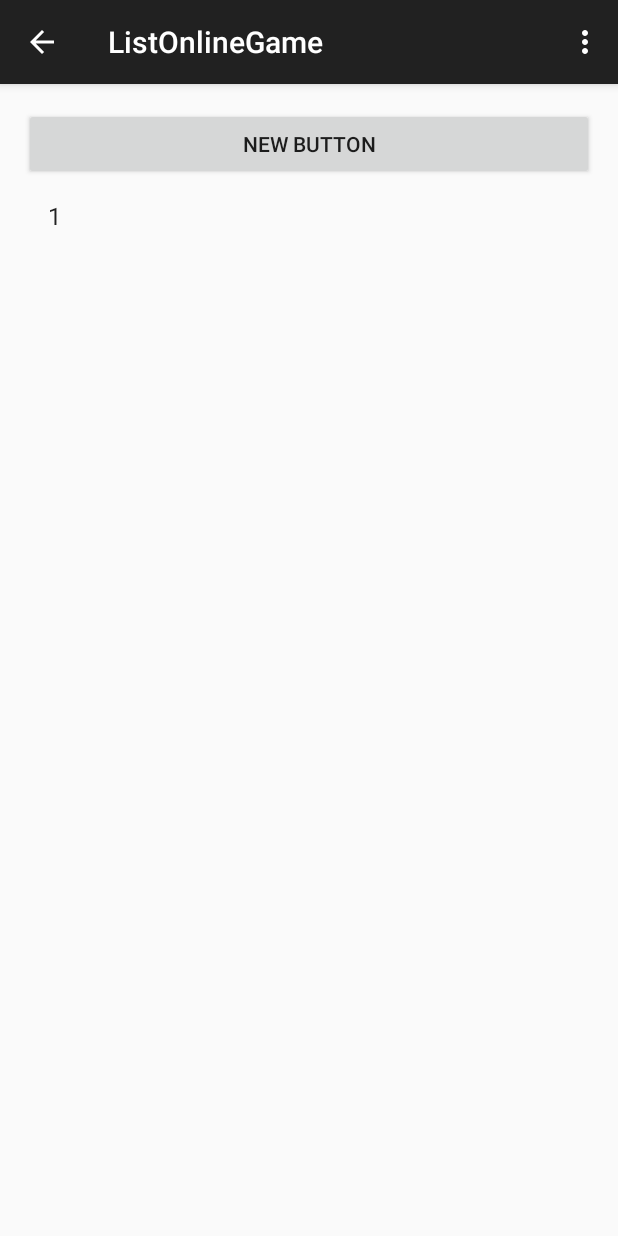
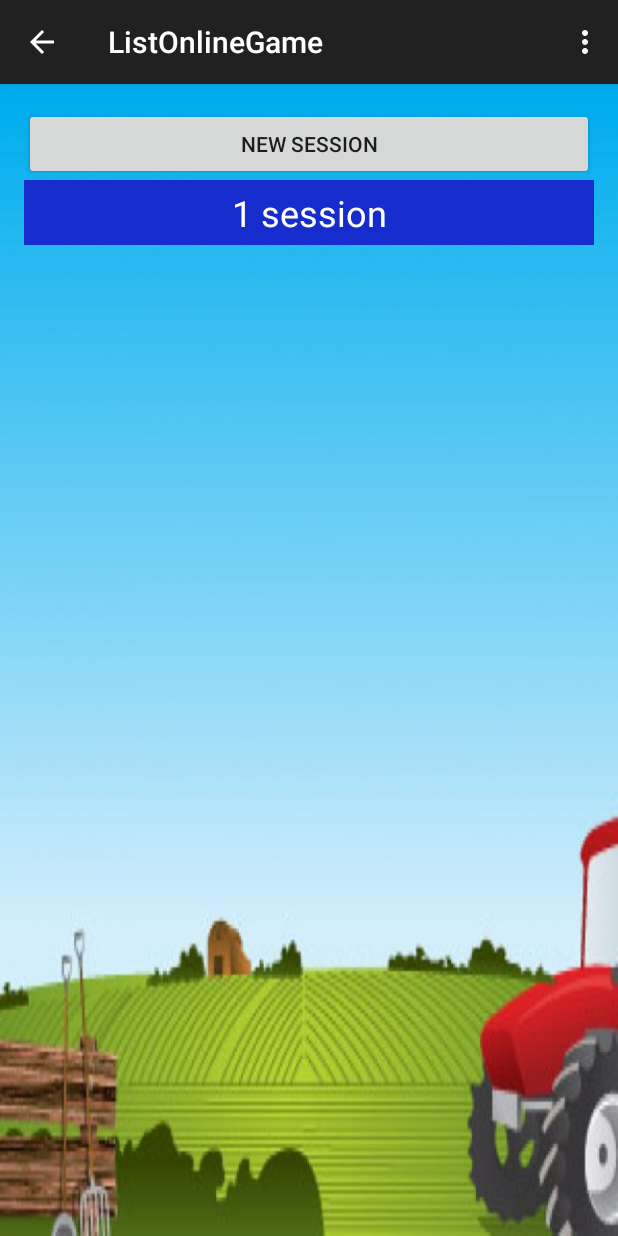
Before and after one commit to Nikita081/BullsAndCows, an Android app: the ListOnlineGame screen opened directly, with no data from a screen before it, in the options menu, after a tap on "Settings", on a phone screen of 412 x 824 dp. Run offline under Robolectric (Android 15) with nearby library versions, the phone set to English and light mode, and no system bars.

Commit message:
ListView_1

```diff
--- a/sourses/AndroidClient/app/src/main/java/com/fupm/skeb/androidclient/ListOnlineGame.java
+++ b/sourses/AndroidClient/app/src/main/java/com/fupm/skeb/androidclient/ListOnlineGame.java
@@ -29,14 +29,13 @@ public class ListOnlineGame extends ActionBarActivity {
         button = (Button) findViewById(R.id.button3);
 
         final ArrayAdapter<String> adapter;
-        adapter = new ArrayAdapter<String>(this,
-                android.R.layout.simple_list_item_1, catnames);
+        adapter = new ArrayAdapter<String>(this, R.layout.list_item_1, catnames);
         listView.setAdapter(adapter);
 
         button.setOnClickListener(new View.OnClickListener() {
             @Override
             public void onClick(View v) {
-                catnames.add(0, Integer.toString(++listNumbers));
+                catnames.add(0, Integer.toString(++listNumbers) + " session");
                 adapter.notifyDataSetChanged();
             }
         });
--- a/sourses/AndroidClient/app/src/main/res/layout/activity_list_online_game.xml
+++ b/sourses/AndroidClient/app/src/main/res/layout/activity_list_online_game.xml
@@ -4,13 +4,14 @@
     android:paddingRight="@dimen/activity_horizontal_margin"
     android:paddingTop="@dimen/activity_vertical_margin"
     android:paddingBottom="@dimen/activity_vertical_margin"
-    tools:context="com.fupm.skeb.androidclient.ListOnlineGame">
+    tools:context="com.fupm.skeb.androidclient.ListOnlineGame"
+    android:background="@drawable/ferma">
 
 
     <Button
         android:layout_width="wrap_content"
         android:layout_height="wrap_content"
-        android:text="New Button"
+        android:text="@string/newSession"
         android:id="@+id/button3"
         android:layout_alignParentTop="true"
         android:layout_alignParentRight="true"
--- /dev/null
+++ b/sourses/AndroidClient/app/src/main/res/layout/list_item_1.xml
@@ -0,0 +1,13 @@
+<?xml version="1.0" encoding="utf-8"?>
+<TextView
+    xmlns:android="http://schemas.android.com/apk/res/android"
+    android:id="@+id/textView1"
+    android:layout_width="match_parent"
+    android:layout_height="wrap_content"
+    android:gravity="center_horizontal"
+    android:padding="5dp"
+    android:text="TextView"
+    android:background="#ff162ccc"
+    android:textColor="#FFFFFF"
+    android:textSize="24sp">
+</TextView>
--- a/sourses/AndroidClient/app/src/main/res/values/strings.xml
+++ b/sourses/AndroidClient/app/src/main/res/values/strings.xml
@@ -31,6 +31,7 @@
     <string name="singleGames">\nСыграно игр в одиночном режиме: </string>
     <string name="multiRes">\nЛучший результат в онлайн режиме </string>
     <string name="multiGames">\nСыграно игр в онлайн режиме: </string>
+    <string name="newSession">New Session</string>
 
 
     <string name="hello_world">Hello world!</string>
```
